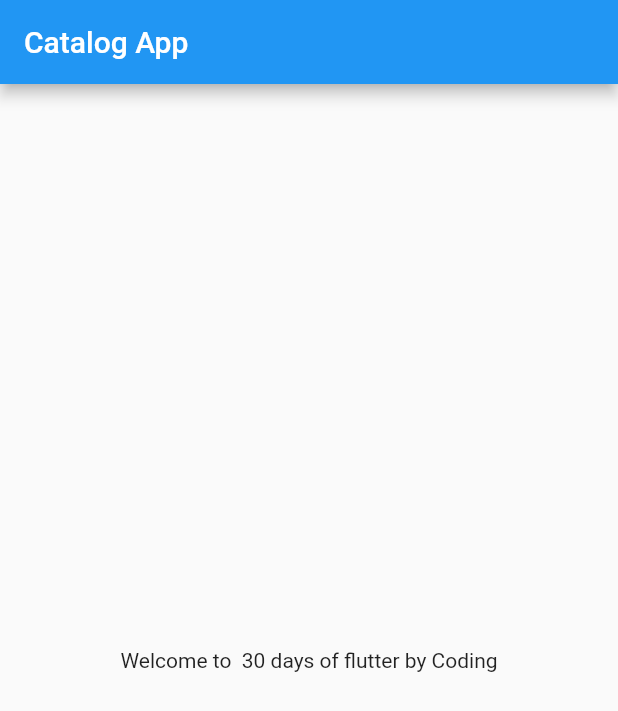
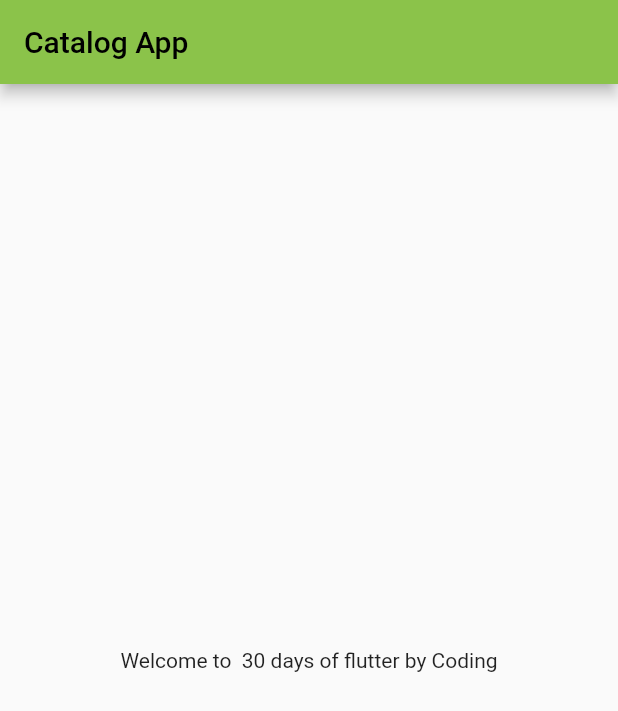
Before and after one commit to jigudobariya/flutterProject, a Flutter app: the screen it shows after launch, on a phone screen of 412 x 824 dp. Shown: the top 711 px of the screen. Run offline on Flutter 3.47's test engine with Material 2 defaults, Android fonts, the phone set to English and light mode, and no system bars.

Commit message:
day 2 commit

```diff
--- a/lib/main.dart
+++ b/lib/main.dart
@@ -1,5 +1,5 @@
 import 'package:flutter/material.dart';
-import 'home_page.dart';
+import 'pages/home_page.dart';
 
 void main() {
   runApp(MyApp());
@@ -10,9 +10,11 @@ class MyApp extends StatelessWidget {
 
   @override
   Widget build(BuildContext context) {
-
     return MaterialApp(
       home: HomePage(),
+      themeMode: ThemeMode.light,
+      theme: ThemeData(primarySwatch: Colors.lightGreen),
+      darkTheme: ThemeData(brightness: Brightness.dark),
     );
   }
 }
--- a/lib/home_page.dart
+++ b/lib/pages/home_page.dart
@@ -3,6 +3,8 @@ import 'package:flutter/material.dart';
 class HomePage extends StatelessWidget {
   final int days = 30;
   final String name = "Coding";
+
+  const HomePage({Key? key}) : super(key: key);
 
   @override
   Widget build(BuildContext context) {
```
